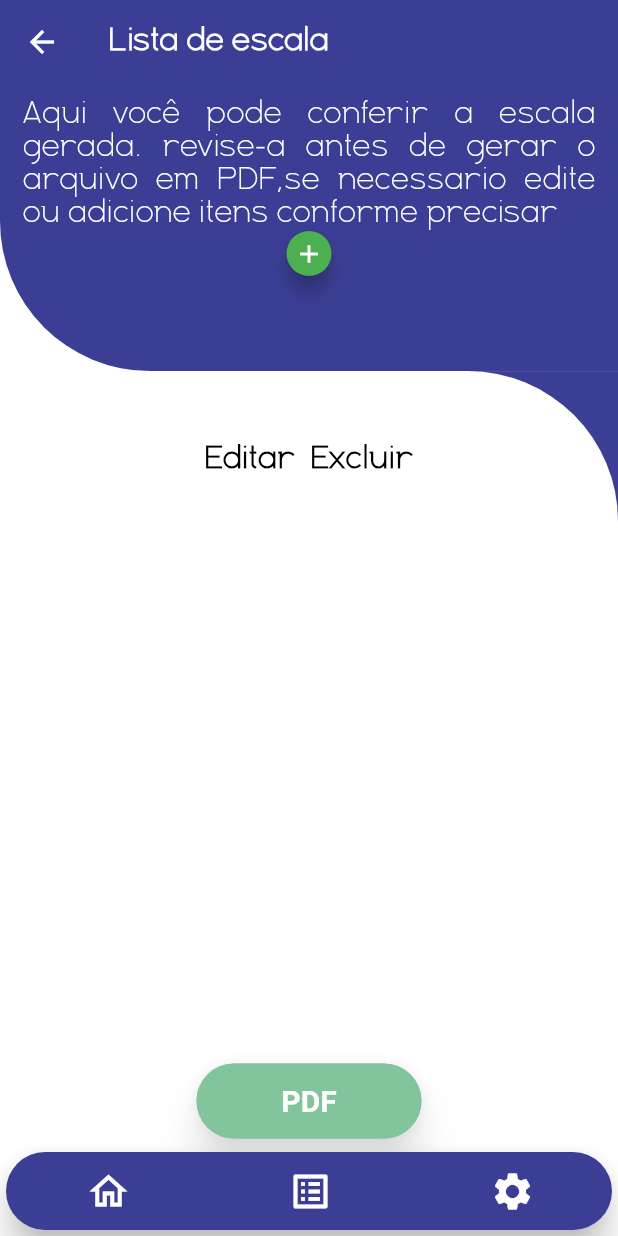
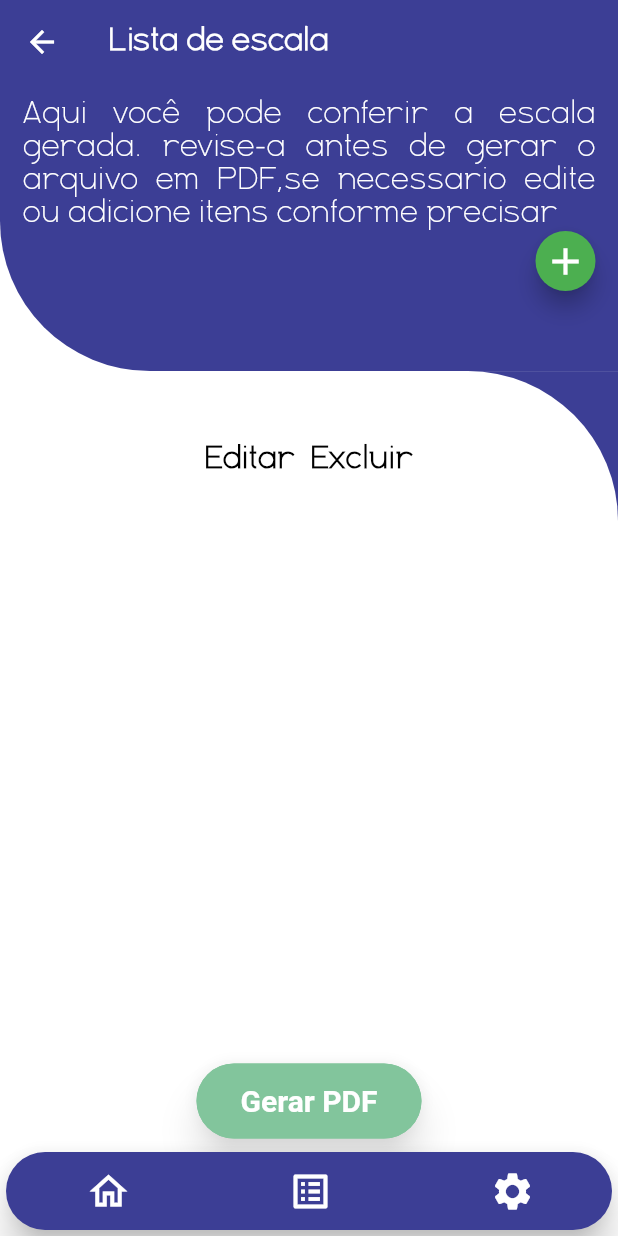
Before and after one commit to Tiodirca/SenturionGList, a Flutter app: the TelaListagem screen opened directly with empty values, on a phone screen of 412 x 824 dp. Run offline on Flutter 3.47's test engine with Material 2 defaults, Android fonts, the phone set to English and light mode, and no system bars; our stand-ins replace shared_preferences, sqflite, sqflite_common_ffi; accounts and stored records are empty.

Commit message:
ordenando lista pela data e mudanca no nome dos botoes

```diff
--- a/lib/Telas/tela_listagem.dart
+++ b/lib/Telas/tela_listagem.dart
@@ -8,8 +8,6 @@ import '../Uteis/paleta_cores.dart';
 import '../Uteis/textos.dart';
 import '../Widget/barra_navegacao.dart';
 import '../Widget/fundo_tela_widget.dart';
-import "dart:collection";
-
 
 class TelaListagem extends StatefulWidget {
   const TelaListagem({Key? key, required this.nomeTabela}) : super(key: key);
@@ -23,9 +21,11 @@ class TelaListagem extends StatefulWidget {
 class _TelaListagemState extends State<TelaListagem> {
   Estilo estilo = Estilo();
   List<Map<dynamic, dynamic>> itensBanco = [];
+  List<Map<dynamic, dynamic>> itensOrdenado = [];
   int idItem = 0;
   String dataItem = "";
   List<String> chaves = [];
+  List<Map<dynamic, dynamic>> valores = [];
 
   // referencia classe para gerenciar o banco de dados
   final bancoDados = BancoDeDados.instance;
@@ -46,17 +46,10 @@ class _TelaListagemState extends State<TelaListagem> {
     for (var value1 in itensBanco.first.keys) {
       chaves.add(value1.toString().replaceAll("_", " "));
     }
-    final SplayTreeMap<String, Map<String,String>> st =
-    SplayTreeMap<String, Map<String,String>>();
-
-    st["yyy"] = {"should be" : "3rd"};
-    st["zzz"] = {"should be" : "last"};
-    st["aaa"] = {"should be" : "first"};
-    st["bbb"] = {"should be" : "2nd"};
-
-    for (final String key in st.keys) {
-      print("$key : ${st[key]}");
-    }
+    // ordenando a lista pela datao numero passado
+    // para o element At corresponde ao index da lista que contem a datas
+    itensBanco
+        .sort((a, b) => a.values.elementAt(1).compareTo(b.values.elementAt(1)));
   }
 
   Future<void> exibirConfirmacaoExclusao(int id, String data) {
@@ -145,6 +138,7 @@ class _TelaListagemState extends State<TelaListagem> {
                                   top: 10.0, right: 15.0, left: 15.0),
                               width: larguraTela,
                               child: Column(
+                                crossAxisAlignment: CrossAxisAlignment.end,
                                 children: [
                                   Text(
                                     Textos.decricaoTelaListagem,
@@ -155,8 +149,8 @@ class _TelaListagemState extends State<TelaListagem> {
                                         color: Colors.white),
                                   ),
                                   SizedBox(
-                                    width: 30,
-                                    height: 30,
+                                    width: 40,
+                                    height: 40,
                                     child: FloatingActionButton(
                                       heroTag: "botaoAddItem",
                                       backgroundColor: Colors.green,
@@ -174,7 +168,7 @@ class _TelaListagemState extends State<TelaListagem> {
                                             context, Constantes.rotaTelaEdicao,
                                             arguments: dados);
                                       },
-                                      child: const Icon(Icons.add, size: 20),
+                                      child: const Icon(Icons.add, size: 30),
                                     ),
                                   ),
                                 ],
@@ -205,19 +199,29 @@ class _TelaListagemState extends State<TelaListagem> {
                                             columns: [
                                               ...chaves.map(
                                                 (e) {
+                                                  if (e.contains("id")) {
+                                                    return const DataColumn(
+                                                      label: Text(
+                                                        "",
+                                                      ),
+                                                    );
+                                                  } else {
                                                     return DataColumn(
                                                       label: Text(
                                                           e
                                                               .toString()
-                                                          .replaceAll("_", " "),
+                                                              .replaceAll(
+                                                                  "_", " "),
                                                           textAlign:
                                                               TextAlign.center,
                                                           style: const TextStyle(
                                                               fontSize: Constantes
                                                                   .tamanhoLetraDescritivas,
                                                               fontWeight:
-                                                              FontWeight.bold)),
+                                                                  FontWeight
+                                                                      .bold)),
                                                     );
+                                                  }
                                                 },
                                               ),
                                               const DataColumn(
@@ -244,27 +248,36 @@ class _TelaListagemState extends State<TelaListagem> {
                                                   (item) => DataRow(cells: [
                                                     ...item.values.map(
                                                       (e) {
-                                                      return DataCell(SizedBox(
+                                                        if (e ==
+                                                            item.values
+                                                                .elementAt(0)) {
+                                                          return const DataCell(
+                                                              SizedBox(
+                                                            width: 0,
+                                                          ));
+                                                        } else {
+                                                          return DataCell(
+                                                              SizedBox(
                                                                   width: 120,
                                                                   child: Center(
                                                                     child:
                                                                         SingleChildScrollView(
                                                                       scrollDirection:
                                                                           Axis.vertical,
-                                                              child: Text(
+                                                                      child:
+                                                                          Text(
                                                                         textAlign:
-                                                                    TextAlign
-                                                                        .center,
+                                                                            TextAlign.center,
                                                                         e.toString(),
                                                                         style: const TextStyle(
                                                                             fontSize:
                                                                                 18,
                                                                             fontWeight:
-                                                                        FontWeight
-                                                                            .bold),
+                                                                                FontWeight.bold),
                                                                       ),
                                                                     ),
                                                                   )));
+                                                        }
                                                       },
                                                     ),
                                                     DataCell(SizedBox(
@@ -280,8 +293,8 @@ class _TelaListagemState extends State<TelaListagem> {
                                                               PaletaCores
                                                                   .corAmarela,
                                                           onPressed: () {
-                                                          idItem =
-                                                              item.values.first;
+                                                            idItem = item
+                                                                .values.first;
                                                             var dados = {};
                                                             List<String>
                                                                 chaveVazia = [];
@@ -290,7 +303,8 @@ class _TelaListagemState extends State<TelaListagem> {
                                                                 chaveVazia;
                                                             dados[Constantes
                                                                     .parametroEdicaoCadNomeTabela] =
-                                                              widget.nomeTabela;
+                                                                widget
+                                                                    .nomeTabela;
                                                             dados[Constantes
                                                                     .parametroEdicaoCadIdItem] =
                                                                 idItem;
@@ -333,11 +347,12 @@ class _TelaListagemState extends State<TelaListagem> {
                                                                     .length ==
                                                                 1) {
                                                               ScaffoldMessenger
-                                                                    .of(context)
-                                                                .showSnackBar(SnackBar(
-                                                                    content: Text(
-                                                                        Textos
-                                                                            .erroExclusaoItemListagem)));
+                                                                      .of(
+                                                                          context)
+                                                                  .showSnackBar(
+                                                                      SnackBar(
+                                                                          content:
+                                                                              Text(Textos.erroExclusaoItemListagem)));
                                                             } else {
                                                               exibirConfirmacaoExclusao(
                                                                   idItem,
@@ -353,8 +368,7 @@ class _TelaListagemState extends State<TelaListagem> {
                                                     ))
                                                   ]),
                                                 )
-                                              .toList()
-                                        ),
+                                                .toList()),
                                       ),
                                     )
                                   ],
--- a/lib/Uteis/textos.dart
+++ b/lib/Uteis/textos.dart
@@ -3,10 +3,10 @@ class Textos {
   static String btnCadastrar = "Cadastrar";
   static String btnCooperador = "Cooperadores";
   static String btnCooperadoras = "Cooperadoras";
-  static String btnGerar = "Criar";
-  static String btnGerarPDF = "PDF";
-  static String btnUsarEscala = "Usar";
-  static String btnAtualizar = "Editar";
+  static String btnGerar = "Criar Escala";
+  static String btnGerarPDF = "Gerar PDF";
+  static String btnUsarEscala = "Usar Escala";
+  static String btnAtualizar = "Atualizar";
   static String btnConfigHoraTroca = "Horário troca de turno";
 
   static String nomeApp = "Senturion G List";
```
Lines whose indentation alone changed are shown as unchanged.
